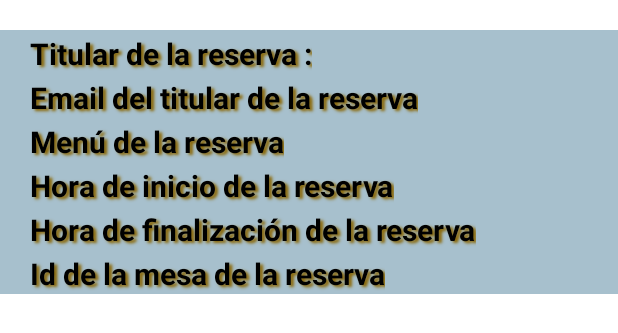
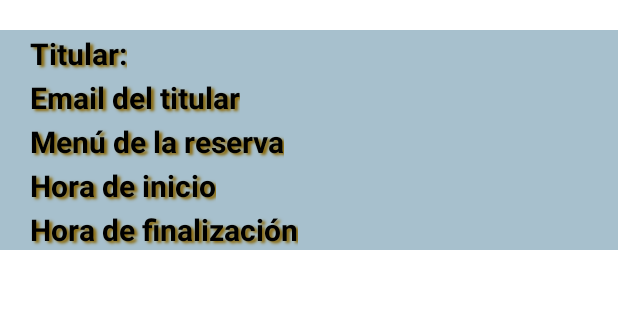
Before and after one commit to ncgomez17/RestaurantesNight, an Android app: the layout reservas_out.xml on its own in the app's theme, with its tools: preview values and no code run, on a phone screen of 412 x 824 dp. Shown: the top 333 px of the screen. Run offline under Robolectric (Android 15) with nearby library versions, the phone set to English and light mode, and no system bars.

Commit message:
Arreglado el listar reservas y ya muestra las de cada mesa

```diff
--- a/app/src/main/java/com/example/restaurantesnight/IU/Reservas_Activity.java
+++ b/app/src/main/java/com/example/restaurantesnight/IU/Reservas_Activity.java
@@ -168,8 +168,9 @@ public class Reservas_Activity extends AppCompatActivity {
     }
 
     //FUNCIÓN QUE LISTA LAS RESERVAS QUE TIENE LA MESA SELECCIONADA
-    private void listar_reservas_mesa(){
+    private void listar_reservas_mesa(String id){
         Intent intent = new Intent (Reservas_Activity.this, Listar_reservas_activity.class);
+        intent.putExtra("Mesa", id);
         startActivity(intent);
     }
 
@@ -203,7 +204,7 @@ public class Reservas_Activity extends AppCompatActivity {
                 case R.id.contx_eliminar_reserva:
                     return true;
                 case R.id.contx_listar_reservas:
-                    this.listar_reservas_mesa();
+                    this.listar_reservas_mesa(ID_MESA.getText().toString());
                     return true;
                 default:
                     return super.onContextItemSelected(item);
--- a/app/src/main/res/layout/reservas_out.xml
+++ b/app/src/main/res/layout/reservas_out.xml
@@ -19,7 +19,7 @@
             android:layout_width="wrap_content"
             android:layout_height="wrap_content"
             android:layout_marginLeft="20dp"
-            android:text="Titular de la reserva :"
+            android:text="Titular:"
             android:textSize="20dp"
             android:textStyle="bold"
             android:textColor="#000000"
@@ -47,7 +47,7 @@
             android:layout_width="wrap_content"
             android:layout_height="wrap_content"
             android:layout_marginLeft="20dp"
-            android:text="Email del titular de la reserva"
+            android:text="Email del titular"
             android:textSize="20dp"
             android:textStyle="bold"
             android:textColor="#000000"
@@ -103,7 +103,7 @@
             android:layout_width="wrap_content"
             android:layout_height="wrap_content"
             android:layout_marginLeft="20dp"
-            android:text="Hora de inicio de la reserva"
+            android:text="Hora de inicio"
             android:textSize="20dp"
             android:textStyle="bold"
             android:textColor="#000000"
@@ -131,7 +131,7 @@
             android:layout_width="wrap_content"
             android:layout_height="wrap_content"
             android:layout_marginLeft="20dp"
-            android:text="Hora de finalización de la reserva"
+            android:text="Hora de finalización"
             android:textSize="20dp"
             android:textStyle="bold"
             android:textColor="#000000"
@@ -155,26 +155,6 @@
         android:background="#a7c0cd"
         android:orientation="horizontal"
         >
-        <TextView
-            android:layout_width="wrap_content"
-            android:layout_height="wrap_content"
-            android:layout_marginLeft="20dp"
-            android:text="Id de la mesa de la reserva"
-            android:textSize="20dp"
-            android:textStyle="bold"
-            android:textColor="#000000"
-            android:shadowColor="#8a6603"
-            android:shadowDx="3"
-            android:shadowDy="2"
-            android:shadowRadius="1.8"
-            />
-        <TextView      android:id="@+id/id_lvreservas"
-            android:layout_width="wrap_content"
-            android:layout_height="wrap_content"
-            android:layout_marginLeft="10dp"
-            android:textStyle="bold"
-            android:textAppearance="@style/TextAppearance.AppCompat.Large"
-            />
     </LinearLayout>
 
 </LinearLayout>
```
Also changed, not shown: app/src/main/java/com/example/restaurantesnight/CORE/SqlIO.java (+13 -13 lines), app/src/main/java/com/example/restaurantesnight/IU/Listar_reservas_activity.java (+19 -11 lines), app/src/main/java/com/example/restaurantesnight/IU/Mesas_activity.java (+29 -14 lines).
